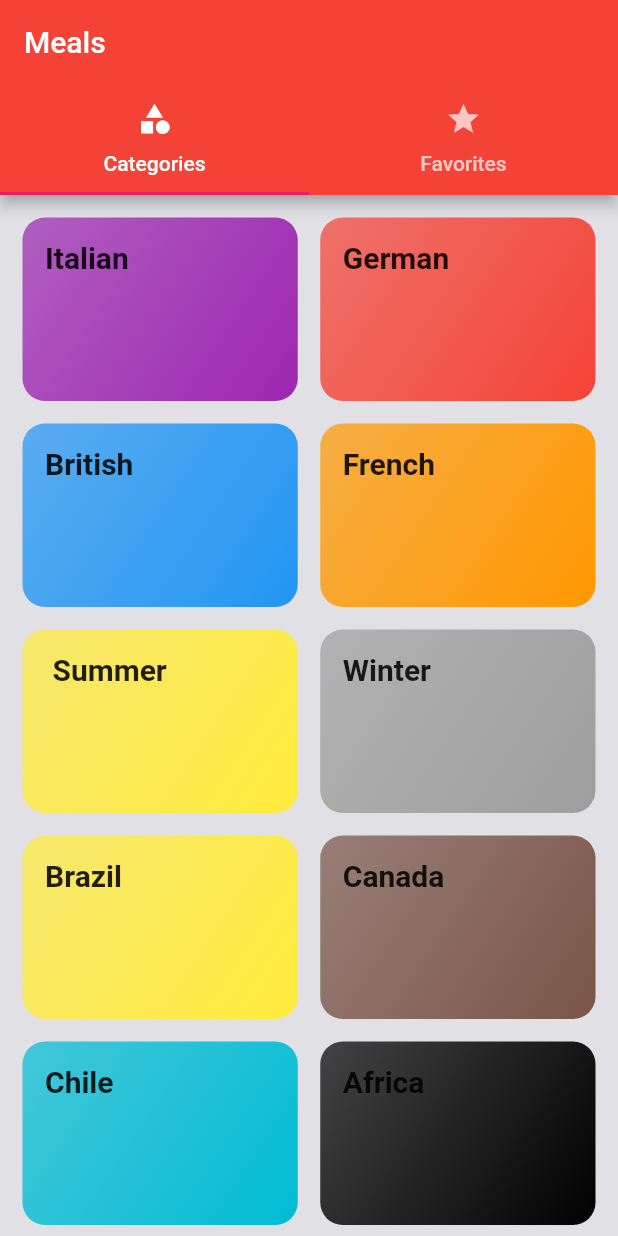
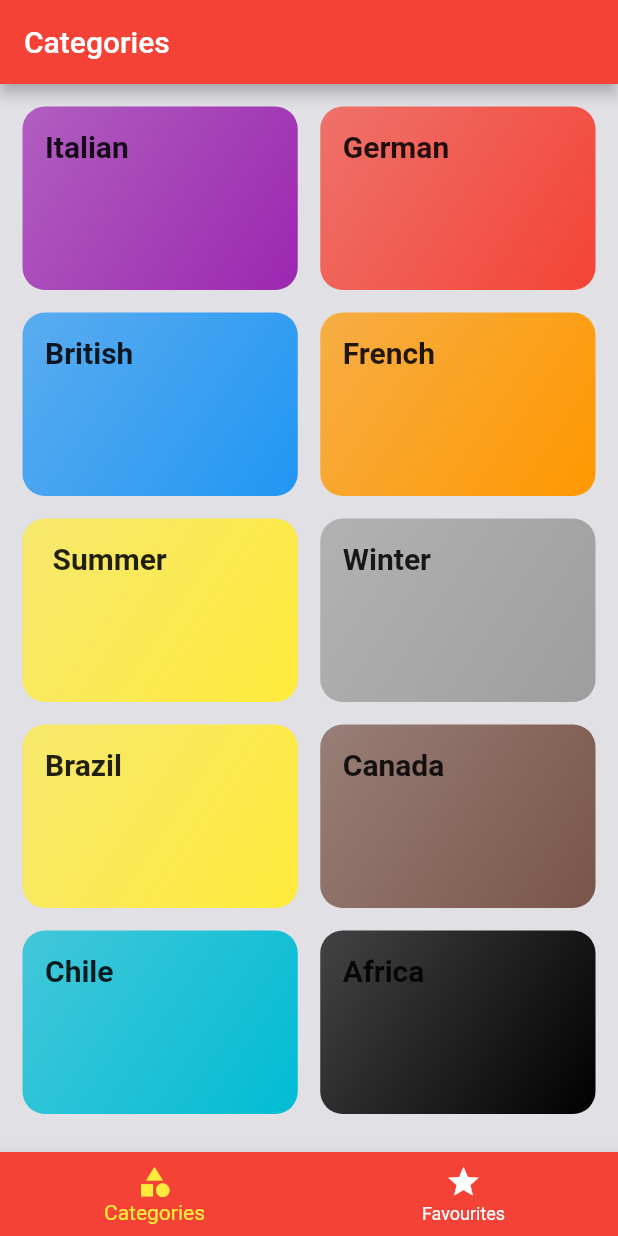
Before and after one commit to eraloop/flutter-meals-app, a Flutter app: the screen it shows after launch, on a phone screen of 412 x 824 dp. Run offline on Flutter 3.47's test engine with Material 2 defaults, Android fonts, the phone set to English and light mode, and no system bars; Roboto replaces fonts that are missing (RaleWay, RobotoCondensed).

```diff
--- a/lib/main.dart
+++ b/lib/main.dart
@@ -29,7 +29,7 @@ class MyApp extends StatelessWidget {
       //     ),
       theme: ThemeData(
         primarySwatch: Colors.red,
-        accentColor: Colors.pink,
+        accentColor: Colors.yellow,
         canvasColor: const Color.fromRGBO(225, 224, 229, 1),
         fontFamily: 'RaleWay',
         textTheme: ThemeData.light().textTheme.copyWith(
--- a/lib/screens/tabs_screen.dart
+++ b/lib/screens/tabs_screen.dart
@@ -11,30 +11,71 @@ class TabsScreen extends StatefulWidget {
 }
 
 class _TabsScreenState extends State<TabsScreen> {
+
+ final List<Map<String, Widget>> _pages = [
+    {
+      "page": CategoriesScreen(),
+      "title": const Text("Categories")
+    },
+   {
+     "page": FavouritesScreen(),
+     "title":const Text("Your Favourites")
+    }
+  ];
+
+  int _selectedPageIndex = 0;
+
+  void _selectPage(int index){
+    setState(() {
+      _selectedPageIndex = index;
+    });
+  }
   @override
   Widget build(BuildContext context) {
-    // return Scaffold(
+    return Scaffold(
+      appBar: AppBar(
+        title: _pages[_selectedPageIndex]["title"],
+      ),
+      body: _pages[_selectedPageIndex]['page'],
+      bottomNavigationBar: BottomNavigationBar(
+        onTap: _selectPage,
+        backgroundColor: Theme.of(context).primaryColor,
+        unselectedItemColor: Colors.white,
+        selectedItemColor: Theme.of(context).accentColor,
+        currentIndex: _selectedPageIndex,
+        // type: BottomNavigationBarType.shifting,
+        items: [
+          BottomNavigationBarItem(
+            backgroundColor: Theme.of(context).primaryColor,
+            icon: Icon(Icons.category),
+            label: 'Categories'),
 
-    // );
-    return DefaultTabController(
-      length: 2,
-      child: Scaffold(
-        appBar: AppBar(
-          title: const Text('Meals'),
-          bottom: const TabBar(
-
-            tabs: <Widget>[
-              Tab(icon: Icon(Icons.category), text: 'Categories',),
-              Tab(icon: Icon(Icons.star), text: 'Favorites',)
-            ]),
-        ),
-        body: const TabBarView(children: <Widget> [
-          CategoriesScreen(),
-          FavouritesScreen()
-
-        ],),
+            BottomNavigationBarItem(
+            backgroundColor: Theme.of(context).primaryColor,
+            icon: Icon(Icons.star),
+            label: 'Favourites')
+        ],
       ),
     );
+    // return DefaultTabController(
+    //   length: 2,
+    //   child: Scaffold(
+    //     appBar: AppBar(
+    //       title: const Text('Meals'),
+    //       bottom: const TabBar(
+
+    //         tabs: <Widget>[
+    //           Tab(icon: Icon(Icons.category), text: 'Categories',),
+    //           Tab(icon: Icon(Icons.star), text: 'Favorites',)
+    //         ]),
+    //     ),
+    //     body: const TabBarView(children: <Widget> [
+    //       CategoriesScreen(),
+    //       FavouritesScreen()
+
+    //     ],),
+    //   ),
+    // );
 
   }
 }
```
